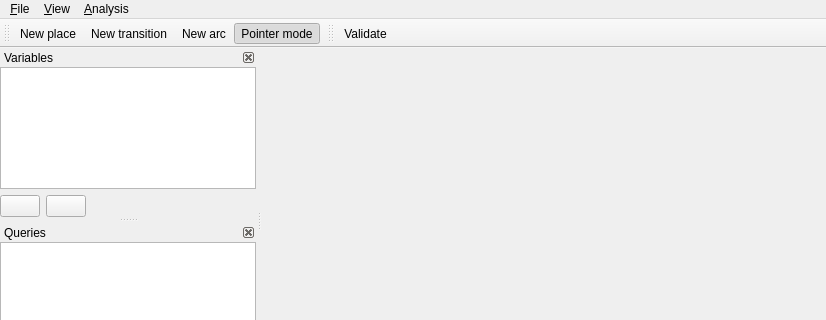
Qt form PeTedit/MainWindow.ui (jonasfj/PeTe) before a commit; both pictures show x 0 to 826 and y 0 to 320 of the 826 by 630 pixel window.
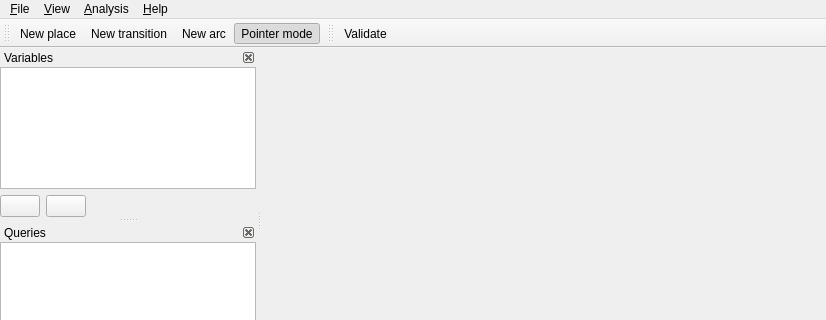
The same form after that commit.

Commit message: Added about dialog

What changed in the file:
```diff
--- a/PeTedit/MainWindow.ui
+++ b/PeTedit/MainWindow.ui
@@ -88,9 +88,16 @@
     <addaction name="separator"/>
     <addaction name="addQueryAction"/>
    </widget>
+   <widget class="QMenu" name="menuHelp">
+    <property name="title">
+     <string>&amp;Help</string>
+    </property>
+    <addaction name="aboutAction"/>
+   </widget>
    <addaction name="menuFile"/>
    <addaction name="menuView"/>
    <addaction name="menu_Analysis"/>
+   <addaction name="menuHelp"/>
   </widget>
   <widget class="QToolBar" name="mainToolBar">
    <attribute name="toolBarArea">
```
Left out of the diff: 5 changed lines with no effect on the pictures. The commit also changes 2 other files.
